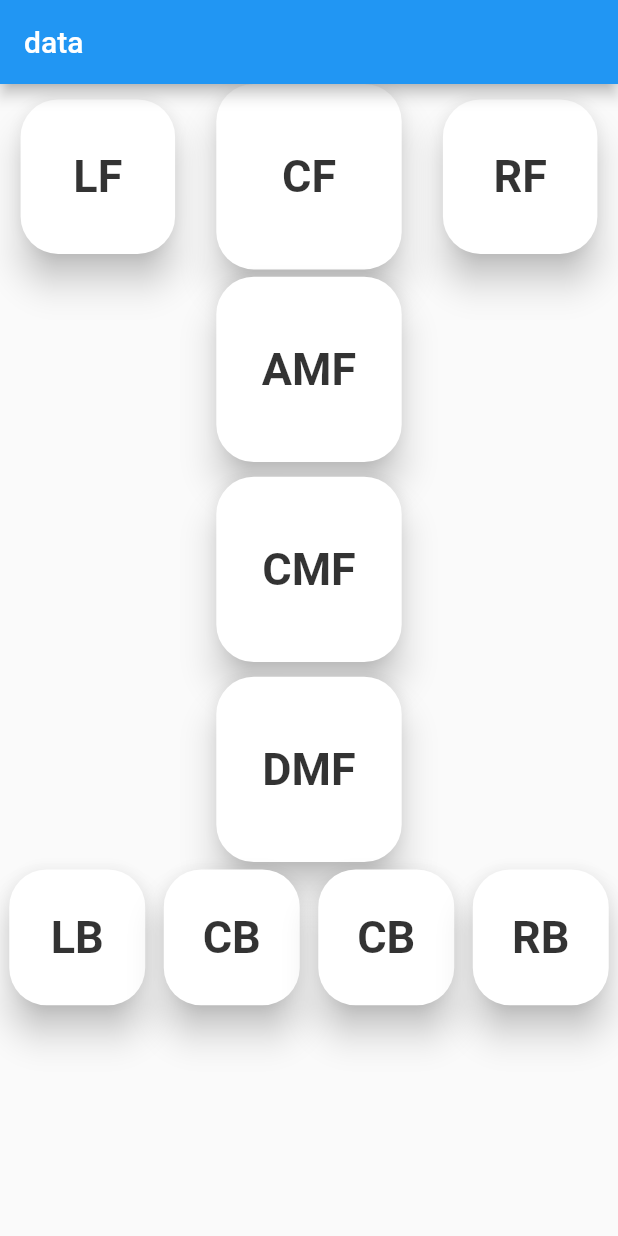
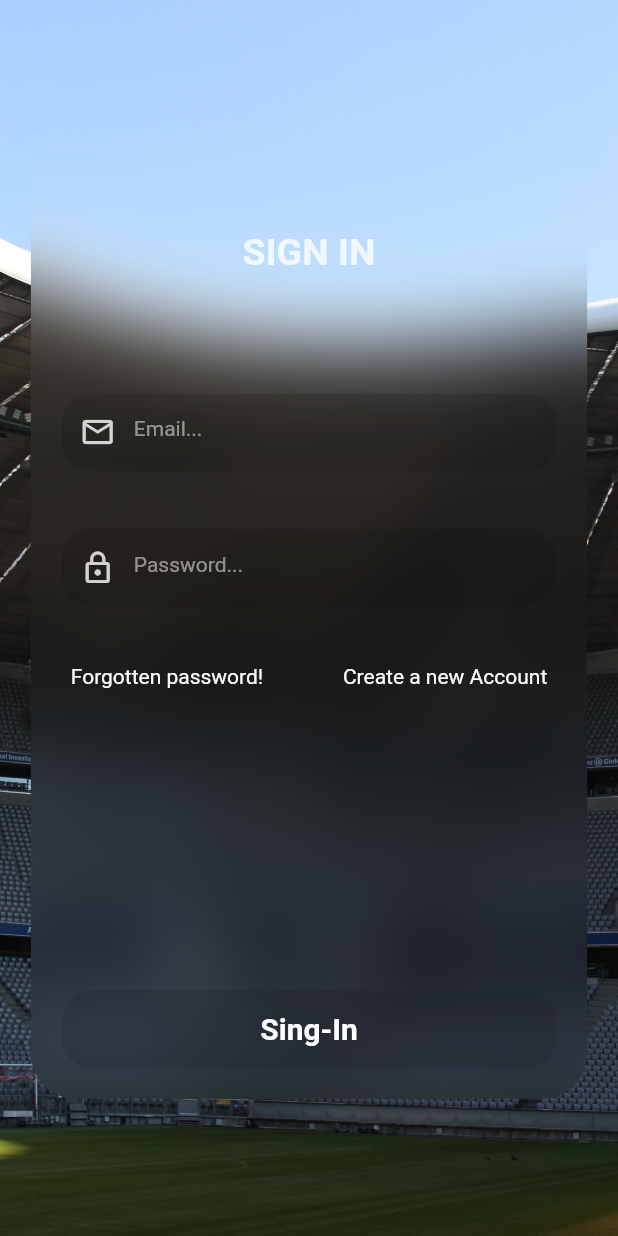
Before and after one commit to ghazzal13/scout-app, a Flutter app: the screen it shows after launch, on a phone screen of 412 x 824 dp. Run offline on Flutter 3.47's test engine with Material 2 defaults, Android fonts, the phone set to English and light mode, and no system bars; our stand-ins replace firebase_core, flutter_staggered_animations, fluttertoast; accounts and stored records are empty.

Commit message:
Login & sign up pages

```diff
--- /dev/null
+++ b/lib/layout/auth/pages/login_page.dart
@@ -0,0 +1,183 @@
+import 'package:flutter/material.dart';
+import 'dart:ui';
+import 'package:flutter/gestures.dart';
+import 'package:flutter/services.dart';
+import 'package:fluttertoast/fluttertoast.dart';
+import 'package:scout/layout/auth/pages/signup_page.dart';
+
+import '../widgets/text_feild.dart';
+
+class MyBehavior extends ScrollBehavior {
+  @override
+  Widget buildViewportChrome(
+    BuildContext context,
+    Widget child,
+    AxisDirection axisDirection,
+  ) {
+    return child;
+  }
+}
+
+class LoginPage extends StatefulWidget {
+  const LoginPage({super.key});
+
+  @override
+  State<LoginPage> createState() => _LoginPageState();
+}
+
+class _LoginPageState extends State<LoginPage> {
+  @override
+  Widget build(BuildContext context) {
+    Size size = MediaQuery.of(context).size;
+    return Scaffold(
+      body: ScrollConfiguration(
+        behavior: MyBehavior(),
+        child: SingleChildScrollView(
+          child: SizedBox(
+            height: size.height,
+            child: Stack(
+              children: [
+                SizedBox(
+                  height: size.height,
+                  child: Image.asset(
+                    'assets/images/login.jpg',
+                    // #Image Url: https://unsplash.com/photos/bOBM8CB4ZC4
+                    fit: BoxFit.fitHeight,
+                  ),
+                ),
+                Center(
+                  child: Column(
+                    children: [
+                      const Expanded(
+                        child: SizedBox(),
+                      ),
+                      Expanded(
+                        flex: 7,
+                        child: ClipRRect(
+                          borderRadius: BorderRadius.circular(30),
+                          child: BackdropFilter(
+                            filter: ImageFilter.blur(sigmaY: 25, sigmaX: 25),
+                            child: SizedBox(
+                              width: size.width * .9,
+                              child: Column(
+                                mainAxisAlignment:
+                                    MainAxisAlignment.spaceBetween,
+                                children: [
+                                  Padding(
+                                    padding: EdgeInsets.only(
+                                      top: size.width * .15,
+                                      bottom: size.width * .1,
+                                    ),
+                                    child: Text(
+                                      'SIGN IN',
+                                      style: TextStyle(
+                                        fontSize: 25,
+                                        fontWeight: FontWeight.w600,
+                                        color: Colors.white.withOpacity(.8),
+                                      ),
+                                    ),
+                                  ),
+                                  component(
+                                    Icons.email_outlined,
+                                    'Email...',
+                                    false,
+                                    true,
+                                    context,
+                                  ),
+                                  component(
+                                    Icons.lock_outline,
+                                    'Password...',
+                                    true,
+                                    false,
+                                    context,
+                                  ),
+                                  Row(
+                                    mainAxisAlignment:
+                                        MainAxisAlignment.spaceAround,
+                                    children: [
+                                      RichText(
+                                        text: TextSpan(
+                                          text: 'Forgotten password!',
+                                          style: const TextStyle(
+                                            color: Colors.white,
+                                          ),
+                                          recognizer: TapGestureRecognizer()
+                                            ..onTap = () {
+                                              HapticFeedback.lightImpact();
+                                              Fluttertoast.showToast(
+                                                msg:
+                                                    'Forgotten password! button pressed',
+                                              );
+                                            },
+                                        ),
+                                      ),
+                                      RichText(
+                                        text: TextSpan(
+                                          text: 'Create a new Account',
+                                          style: const TextStyle(
+                                            color: Colors.white,
+                                          ),
+                                          recognizer: TapGestureRecognizer()
+                                            ..onTap = () {
+                                              HapticFeedback.lightImpact();
+                                              Navigator.of(context)
+                                                  .push(MaterialPageRoute(
+                                                builder: (context) =>
+                                                    const SignUpPage(),
+                                              ));
+                                            },
+                                        ),
+                                      ),
+                                    ],
+                                  ),
+                                  SizedBox(height: size.width * .3),
+                                  InkWell(
+                                    splashColor: Colors.transparent,
+                                    highlightColor: Colors.transparent,
+                                    onTap: () {
+                                      HapticFeedback.lightImpact();
+                                      Fluttertoast.showToast(
+                                        msg: 'Sign-In button pressed',
+                                      );
+                                    },
+                                    child: Container(
+                                      margin: EdgeInsets.only(
+                                        bottom: size.width * .05,
+                                      ),
+                                      height: size.width / 8,
+                                      width: size.width / 1.25,
+                                      alignment: Alignment.center,
+                                      decoration: BoxDecoration(
+                                        color: Colors.black.withOpacity(.1),
+                                        borderRadius: BorderRadius.circular(20),
+                                      ),
+                                      child: const Text(
+                                        'Sing-In',
+                                        style: TextStyle(
+                                          color: Colors.white,
+                                          fontSize: 20,
+                                          fontWeight: FontWeight.w600,
+                                        ),
+                                      ),
+                                    ),
+                                  ),
+                                ],
+                              ),
+                            ),
+                          ),
+                        ),
+                      ),
+                      const Expanded(
+                        child: SizedBox(),
+                      ),
+                    ],
+                  ),
+                ),
+              ],
+            ),
+          ),
+        ),
+      ),
+    );
+  }
+}
--- /dev/null
+++ b/lib/layout/auth/widgets/text_feild.dart
@@ -0,0 +1,36 @@
+import 'package:flutter/material.dart';
+
+Widget component(
+    IconData icon, String hintText, bool isPassword, bool isEmail, context) {
+  Size size = MediaQuery.of(context).size;
+  return Container(
+    height: size.width / 8,
+    width: size.width / 1.25,
+    alignment: Alignment.center,
+    padding: EdgeInsets.only(right: size.width / 30),
+    decoration: BoxDecoration(
+      color: Colors.black.withOpacity(.1),
+      borderRadius: BorderRadius.circular(20),
+    ),
+    child: TextField(
+      style: TextStyle(
+        color: Colors.white.withOpacity(.9),
+      ),
+      obscureText: isPassword,
+      keyboardType: isEmail ? TextInputType.emailAddress : TextInputType.text,
+      decoration: InputDecoration(
+        prefixIcon: Icon(
+          icon,
+          color: Colors.white.withOpacity(.8),
+        ),
+        border: InputBorder.none,
+        hintMaxLines: 1,
+        hintText: hintText,
+        hintStyle: TextStyle(
+          fontSize: 14,
+          color: Colors.white.withOpacity(.5),
+        ),
+      ),
+    ),
+  );
+}
--- a/lib/main.dart
+++ b/lib/main.dart
@@ -1,5 +1,5 @@
 import 'package:flutter/material.dart';
-import 'package:scout/layout/pages/layout_page.dart';
+import 'package:scout/layout/auth/pages/login_page.dart';
 
 import 'package:firebase_core/firebase_core.dart';
 import 'firebase_options.dart';
@@ -23,7 +23,7 @@ class MyApp extends StatelessWidget {
       theme: ThemeData(
         primarySwatch: Colors.blue,
       ),
-      home: const LayoutPage(),
+      home: const LoginPage(),
     );
   }
 }
```
Also changed, not shown: lib/layout/auth/pages/signup_page.dart (added, +175 -0 lines), pubspec.yaml (+2 -25 lines), assets/images/background_image.jpg (added), assets/images/login.jpg (added), assets/images/signup.jpg (added), pubspec.lock.
